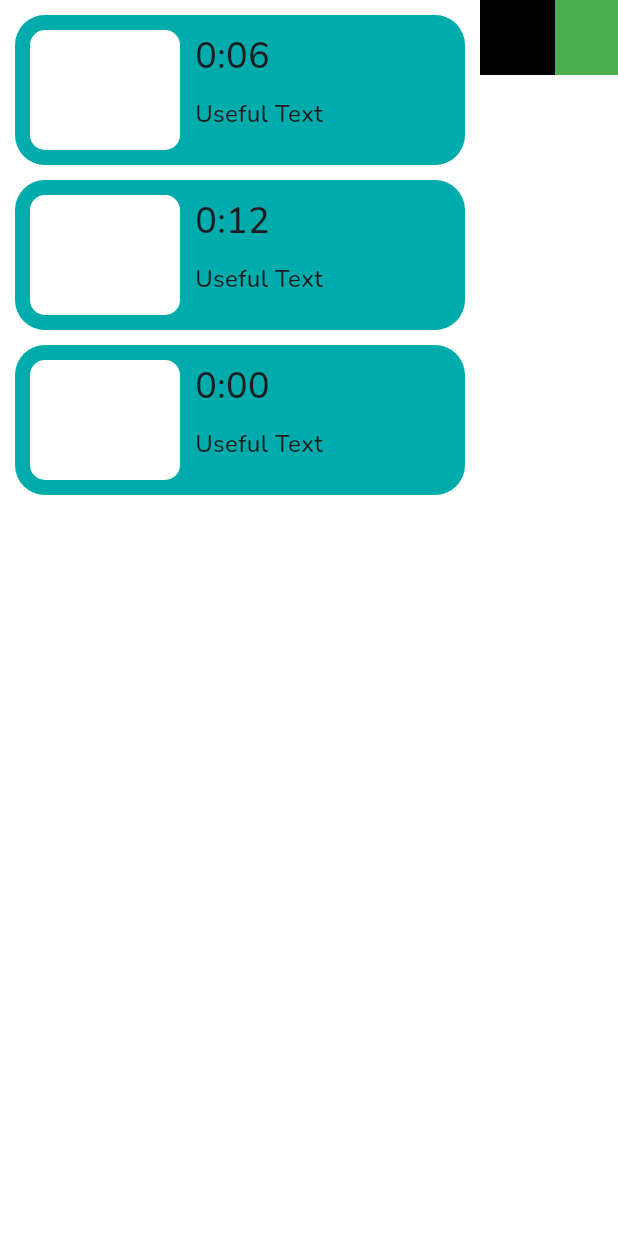
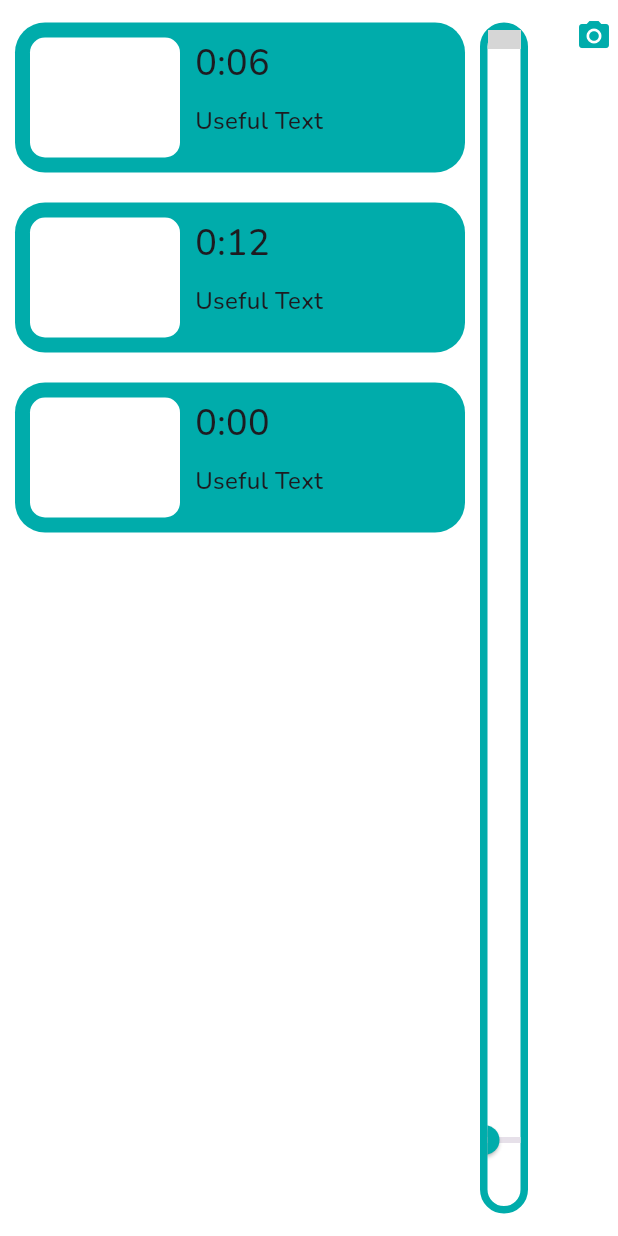
Before and after one commit to Kazualov/endoscopy_tool, a Flutter app: the screen it shows after launch, after a tap on "Снять видео", on a phone screen of 412 x 824 dp. Run offline on Flutter 3.47's test engine with Material 3 defaults, Android fonts, the light colour scheme and no system bars; drawn by our look-alikes of video_player; our stand-ins replace file_picker, google_fonts; network calls fail; grey boxes are pictures that could not be loaded.

Commit message:
подготовка к соединению с бэкендом

```diff
--- a/lib/pages/main_page.dart
+++ b/lib/pages/main_page.dart
@@ -1,11 +1,9 @@
 import 'dart:io';
-
 import 'package:flutter/material.dart';
 import 'package:video_player/video_player.dart';
-import 'package:window_size/window_size.dart';
-
 import 'package:endoscopy_tool/pages/start_page.dart';
-import 'package:endoscopy_tool/pages/video_player_widget.dart';
+import 'package:endoscopy_tool/widgets/video_player_widget.dart';
+import 'package:endoscopy_tool/widgets/screensot_button_widget.dart';
 
 class MainPage extends StatelessWidget {
   final String videoPath;
@@ -32,6 +30,7 @@ class MainPageLayout extends StatefulWidget {
 class _DynamicListExampleState extends State<MainPageLayout> {
   // Video controller
   late VideoPlayerController _videoController;
+  final GlobalKey _screenshotKey = GlobalKey();
 
   // List of items → each with time string
   List<String> items = []; // Example: ["0:06", "0:12", "1:30"]
@@ -92,7 +91,7 @@ class _DynamicListExampleState extends State<MainPageLayout> {
                   child: Container(
                     height: 100,
                     width: 300,
-                    margin: EdgeInsets.symmetric(vertical: 5, horizontal: 0),
+                    margin: EdgeInsets.symmetric(vertical: 10, horizontal: 0),
                     decoration: BoxDecoration(
                       color: Color(0xFF00ACAB),
                       borderRadius: BorderRadius.circular(20),
@@ -142,10 +141,12 @@ class _DynamicListExampleState extends State<MainPageLayout> {
           ),
 
           // Video player
-          Container(
+          RepaintBoundary(
+            key: _screenshotKey,
+            child: Container(
               height: screenSize.height,
-            width: screenSize.width - 500,
-            margin: EdgeInsets.symmetric(vertical: 10, horizontal: 0),
+              width: screenSize.width - 380,
+              margin: EdgeInsets.symmetric(vertical: 15, horizontal: 0),
               decoration: BoxDecoration(
                   color: Colors.white,
                   borderRadius: BorderRadius.circular(20),
@@ -159,15 +160,16 @@ class _DynamicListExampleState extends State<MainPageLayout> {
                 child: VideoPlayerWidget(controller: _videoController),
               ),
             ),
+          ),
 
           // Button to add new item
-          GestureDetector(
+          /*GestureDetector(
               onTap: addItem,
               child: Container(
                 width: 50,
                 height: 50,
                 color: Colors.black,
-              )),
+              )),*/
 
           // Button to go to StartPage
           GestureDetector(
@@ -176,10 +178,11 @@ class _DynamicListExampleState extends State<MainPageLayout> {
                     MaterialPageRoute(builder: (context) => StartPage()));
               },
               child: Container(
-                width: 50,
-                height: 50,
-                color: Colors.green,
+                width: 20,
+                height: 20,
+                color: Colors.white,
               )),
+          ScreenshotButton(screenshotKey: _screenshotKey),
         ],
       ),
     );
--- a/lib/pages/patients.dart
+++ b/lib/pages/patients.dart
@@ -1,7 +1,5 @@
-import 'package:endoscopy_tool/macos_camera_recorder.dart';
 import 'package:flutter/material.dart';
 import 'package:file_picker/file_picker.dart';
-import 'package:flutter_webrtc/flutter_webrtc.dart';
 import 'package:http/http.dart' as http;
 import 'dart:convert';
 
@@ -40,7 +38,7 @@ class Patient {
 
 // Сервис для работы с API
 class ApiService {
-  static const String baseUrl = 'http://localhost:8000/api'; // Замените на ваш URL
+  static const String baseUrl = 'http://127.0.0.1:8000/'; // Замените на ваш URL
 
   // Получить всех пациентов
   static Future<List<Patient>> getPatients() async {
--- /dev/null
+++ b/lib/widgets/screensot_button_widget.dart
@@ -0,0 +1,74 @@
+import 'dart:io';
+import 'dart:ui' as ui;
+
+import 'package:flutter/material.dart';
+import 'package:flutter/rendering.dart';
+import 'package:file_picker/file_picker.dart';
+
+class ScreenshotButton extends StatefulWidget {
+  final GlobalKey screenshotKey;
+
+  const ScreenshotButton({super.key, required this.screenshotKey});
+
+  @override
+  State<ScreenshotButton> createState() => _ScreenshotButtonState();
+}
+
+class _ScreenshotButtonState extends State<ScreenshotButton> {
+  String? _savedFolderPath;
+
+  Future<void> _captureAndSaveScreenshot(BuildContext context) async {
+    try {
+      // Capture screenshot
+      final boundary = widget.screenshotKey.currentContext!.findRenderObject() as RenderRepaintBoundary;
+      final image = await boundary.toImage(pixelRatio: 3.0);
+      final byteData = await image.toByteData(format: ui.ImageByteFormat.png);
+      final pngBytes = byteData!.buffer.asUint8List();
+
+      // Ask for folder only once
+      if (_savedFolderPath == null) {
+        final folderPath = await FilePicker.platform.getDirectoryPath(
+          dialogTitle: 'Select folder to save screenshots',
+        );
+
+        if (folderPath == null) {
+          ScaffoldMessenger.of(context).showSnackBar(
+            const SnackBar(content: Text('Screenshot cancelled')),
+          );
+          return;
+        }
+
+        setState(() {
+          _savedFolderPath = folderPath;
+        });
+      }
+
+      // Save the file
+      final now = DateTime.now();
+      final timestamp = "${now.year}${now.month}${now.day}_${now.hour}${now.minute}${now.second}";
+      final filePath = '$_savedFolderPath/screenshot_$timestamp.png';
+
+      final file = File(filePath);
+      await file.writeAsBytes(pngBytes);
+
+      ScaffoldMessenger.of(context).showSnackBar(
+        SnackBar(content: Text('Saved to: $filePath')),
+      );
+    } catch (e) {
+      print('Screenshot error: $e');
+      ScaffoldMessenger.of(context).showSnackBar(
+        SnackBar(content: Text('Failed to save screenshot: $e')),
+      );
+    }
+  }
+
+  @override
+  Widget build(BuildContext context) {
+    return IconButton(
+      color: Color(0xFF00ACAB),
+      icon: const Icon(Icons.camera_alt),
+      tooltip: 'Take Screenshot',
+      onPressed: () => _captureAndSaveScreenshot(context),
+    );
+  }
+}
--- /dev/null
+++ b/lib/widgets/video_player_widget.dart
@@ -0,0 +1,107 @@
+import 'package:flutter/cupertino.dart';
+import 'package:flutter/material.dart';
+import 'package:video_player/video_player.dart';
+
+class VideoPlayerWidget extends StatefulWidget {
+  final VideoPlayerController controller;
+  const VideoPlayerWidget({super.key, required this.controller});
+
+  @override
+  State<VideoPlayerWidget> createState() => _VideoPlayerWidgetState();
+}
+
+class _VideoPlayerWidgetState extends State<VideoPlayerWidget> {
+  late VideoPlayerController _controller;
+
+  @override
+  void initState() {
+    super.initState();
+    _controller = widget.controller;
+    _controller.initialize().then((_) {
+      setState(() {});
+    });
+
+    _controller.addListener(() {
+      setState(() {});
+    });
+  }
+
+  @override
+  void dispose() {
+    super.dispose();
+    // Do not dispose the controller here, because MainPage owns it.
+  }
+
+  String _formatDuration(Duration position) {
+    final minutes = position.inMinutes.toString().padLeft(2, '0');
+    final seconds = (position.inSeconds % 60).toString().padLeft(2, '0');
+    return '$minutes:$seconds';
+  }
+
+  @override
+  Widget build(BuildContext context) {
+    return Column(
+      mainAxisAlignment: MainAxisAlignment.spaceBetween,
+      children: [
+        if (_controller.value.isInitialized)
+          AspectRatio(
+            aspectRatio: 16/9,
+            //aspectRatio: _controller.value.aspectRatio,
+            child: VideoPlayer(_controller),
+          )
+        else
+          const Center(child: CircularProgressIndicator()),
+
+        //const SizedBox(),
+
+        // Play/Pause Button
+        if (_controller.value.isInitialized)
+          IconButton(
+          icon: Icon(
+            color: Color(0xFF00ACAB),
+            _controller.value.isPlaying ? Icons.pause : Icons.play_arrow_rounded,
+            size: 80,
+          ),
+          onPressed: () {
+            setState(() {
+              _controller.value.isPlaying
+                  ? _controller.pause()
+                  : _controller.play();
+            });
+          },
+        ),
+
+        // Timeline (Progress Bar)
+        if (_controller.value.isInitialized)
+          Column(
+            children: [
+              Slider(
+                activeColor: Color(0xFF00ACAB),
+                min: 0,
+                max: _controller.value.duration.inMilliseconds.toDouble(),
+                value: _controller.value.position.inMilliseconds.clamp(
+                  0,
+                  _controller.value.duration.inMilliseconds,
+                ).toDouble(),
+                onChanged: (value) {
+                  _controller.seekTo(Duration(milliseconds: value.toInt()));
+                },
+              ),
+
+              // Current time / total time
+              Padding(
+                padding: const EdgeInsets.symmetric(horizontal: 16.0),
+                child: Row(
+                  mainAxisAlignment: MainAxisAlignment.spaceBetween,
+                  children: [
+                    Text(_formatDuration(_controller.value.position)),
+                    Text(_formatDuration(_controller.value.duration)),
+                  ],
+                ),
+              ),
+            ],
+          ),
+      ],
+    );
+  }
+}
```
Also changed, not shown: 1 other file. Lines whose indentation alone changed are shown as unchanged.
